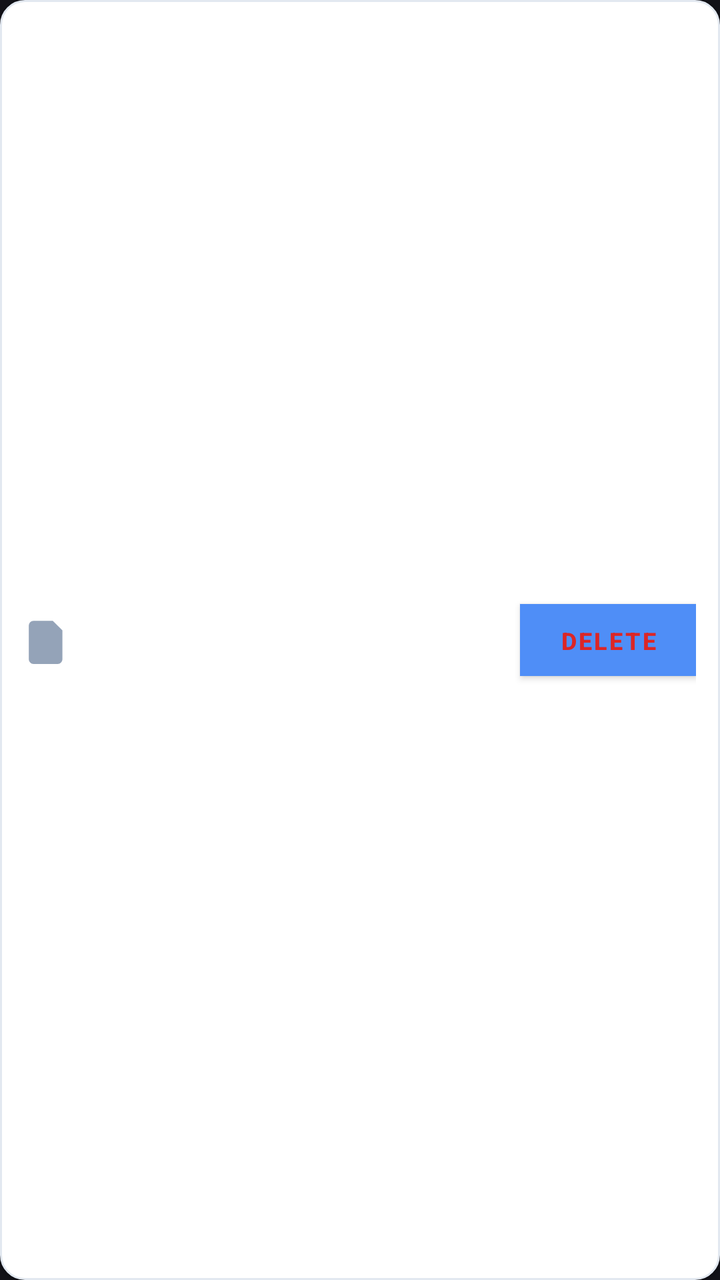
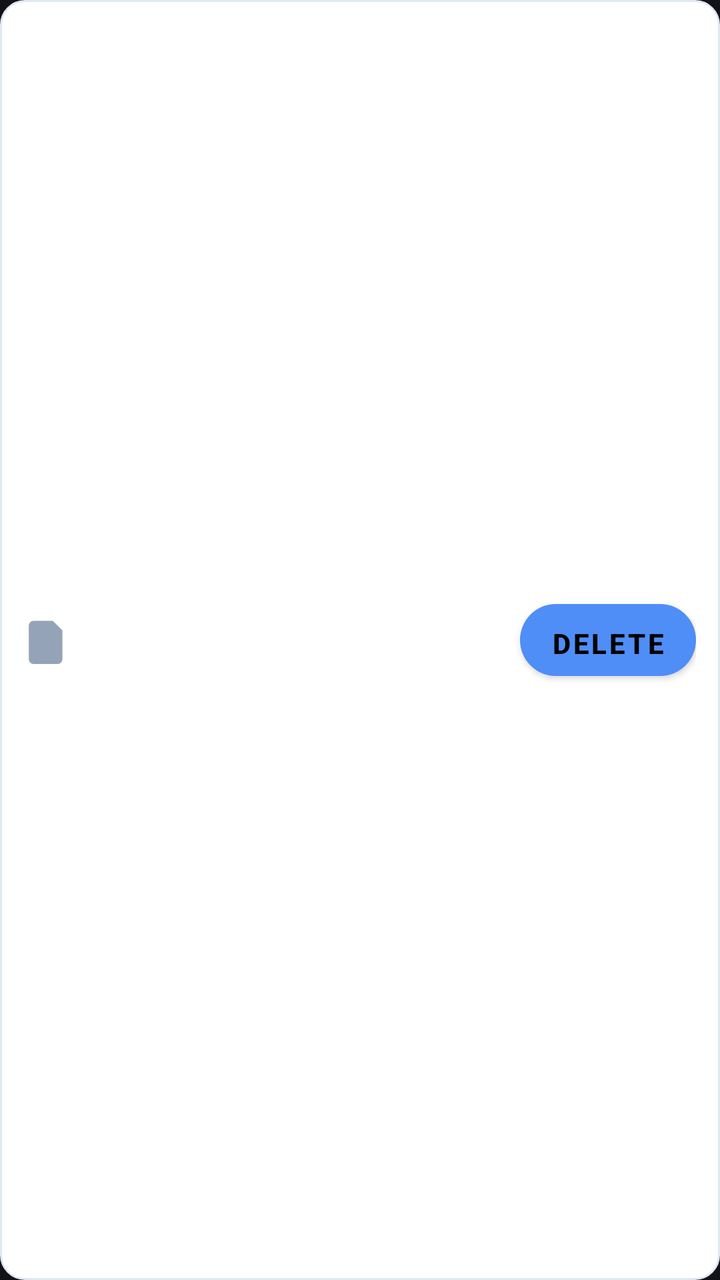

Screens rendered from an Android XML layout before and after an edit, with the pre-edit source and the edit as a unified diff.
<!-- AndroidManifest.xml: application theme Theme.StoreMeNative -->
<!-- res/layout/item_cleaner_result.xml -->
<?xml version="1.0" encoding="utf-8"?>
<LinearLayout xmlns:android="http://schemas.android.com/apk/res/android"
    android:layout_width="match_parent"
    android:layout_height="wrap_content"
    android:orientation="horizontal"
    android:padding="12dp"
    android:background="@drawable/bg_cleaner_item"
    android:layout_marginBottom="8dp"
    android:layout_marginHorizontal="4dp"
    android:elevation="1dp"
    android:gravity="center_vertical">

    <ImageView
        android:id="@+id/iconFile"
        android:layout_width="24dp"
        android:layout_height="24dp"
        android:src="@drawable/ic_file_text"
        android:tint="#94A3B8"
        android:layout_marginEnd="16dp"/>

    <LinearLayout
        android:layout_width="0dp"
        android:layout_height="wrap_content"
        android:layout_weight="1"
        android:orientation="vertical">
        <TextView
            android:id="@+id/textName"
            android:layout_width="wrap_content"
            android:layout_height="wrap_content"
            android:textColor="#0F172A"
            android:textSize="14sp"
            android:textStyle="bold"
            android:maxLines="1"
            android:ellipsize="middle"/>
        <TextView
            android:id="@+id/textReason"
            android:layout_width="wrap_content"
            android:layout_height="wrap_content"
            android:textColor="#DC2626"
            android:textSize="12sp"
            android:layout_marginTop="2dp"/>
    </LinearLayout>

    <Button
        android:id="@+id/btnDelete"
        android:layout_width="wrap_content"
        android:layout_height="36dp"
        android:background="#FEE2E2"
        android:text="DELETE"
        android:textColor="#DC2626"
        android:textSize="12sp"
        android:textStyle="bold"
        android:paddingHorizontal="12dp"
        android:layout_marginStart="16dp"/>

</LinearLayout>
<!-- resources referenced by this layout -->
<resources>
  <!-- drawable bg_cleaner_item (drawable) -->
  <?xml version="1.0" encoding="utf-8"?>
  <shape xmlns:android="http://schemas.android.com/apk/res/android">
      <solid android:color="#FFFFFF" />
      <corners android:radius="12dp" />
      <stroke android:width="1dp" android:color="#E2E8F0" />
  </shape>
  <!-- drawable ic_file_text (drawable) -->
  <vector xmlns:android="http://schemas.android.com/apk/res/android" android:width="40dp" android:height="40dp" android:viewportWidth="40" android:viewportHeight="40"><path android:pathData="M8 4h16l8 8v24c0 2.2-1.8 4-4 4H8c-2.2 0-4-1.8-4-4V8c0-2.2 1.8-4 4-4z" android:fillColor="#94A3B8"/><path android:pathData="M14 18h12v2H14zm0 4h12v2H14zm0 4h8v2h-8z" android:fillColor="#FFFFFF"/></vector>
  <style name="Theme.StoreMeNative" parent="Theme.MaterialComponents.DayNight.NoActionBar">
          <item name="android:windowBackground">@color/md3_bg</item>
          <item name="android:statusBarColor">@color/md3_bg</item>
          <item name="android:windowLightStatusBar">false</item>
          <item name="colorPrimary">@color/md3_primary</item>
          <item name="colorAccent">@color/md3_primary</item>
          
          
          <item name="colorControlHighlight">#33FFFFFF</item>
      </style>
  <color name="md3_bg">#121218</color>
  <color name="md3_primary">#4F8EF7</color>
</resources>

<!-- the commit's change to res/layout/item_cleaner_result.xml (unified diff, before → after) -->
@@ -1,14 +1,14 @@
 <?xml version="1.0" encoding="utf-8"?>
 <LinearLayout xmlns:android="http://schemas.android.com/apk/res/android"
-    android:layout_width="match_parent"
-    android:layout_height="wrap_content"
-    android:orientation="horizontal"
-    android:padding="12dp"
-    android:background="@drawable/bg_cleaner_item"
-    android:layout_marginBottom="8dp"
-    android:layout_marginHorizontal="4dp"
-    android:elevation="1dp"
-    android:gravity="center_vertical">
+        android:layout_width="match_parent"
+        android:layout_height="wrap_content"
+        android:orientation="horizontal"
+        android:padding="12dp"
+        android:background="@drawable/bg_cleaner_item"
+        android:layout_marginBottom="8dp"
+        android:layout_marginHorizontal="4dp"
+        android:elevation="0dp"
+        android:gravity="center_vertical">
 
     <ImageView
         android:id="@+id/iconFile"
@@ -24,31 +24,32 @@
         android:layout_weight="1"
         android:orientation="vertical">
         <TextView
-            android:id="@+id/textName"
-            android:layout_width="wrap_content"
-            android:layout_height="wrap_content"
-            android:textColor="#0F172A"
-            android:textSize="14sp"
-            android:textStyle="bold"
-            android:maxLines="1"
-            android:ellipsize="middle"/>
+        android:id="@+id/textName"
+        android:layout_width="wrap_content"
+        android:layout_height="wrap_content"
+        android:textColor="#0F172A"
+        android:textSize="11sp"
+        android:textStyle="bold"
+        android:maxLines="1"
+        android:ellipsize="middle"/>
         <TextView
-            android:id="@+id/textReason"
-            android:layout_width="wrap_content"
-            android:layout_height="wrap_content"
-            android:textColor="#DC2626"
-            android:textSize="12sp"
-            android:layout_marginTop="2dp"/>
+        android:id="@+id/textReason"
+        android:layout_width="wrap_content"
+        android:layout_height="wrap_content"
+        android:textColor="#DC2626"
+        android:textSize="11sp"
+        android:layout_marginTop="2dp"/>
     </LinearLayout>
 
     <Button
+        android:background="@drawable/bg_md3_button"
+        android:textColor="#000000"
+        android:textAllCaps="false"
+        android:textSize="14sp"
         android:id="@+id/btnDelete"
         android:layout_width="wrap_content"
         android:layout_height="36dp"
-        android:background="#FEE2E2"
         android:text="DELETE"
-        android:textColor="#DC2626"
-        android:textSize="12sp"
         android:textStyle="bold"
         android:paddingHorizontal="12dp"
         android:layout_marginStart="16dp"/>
<!-- resource entries referenced after the edit -->
@@ -6,6 +6,12 @@
       <solid android:color="#FFFFFF" />
       <corners android:radius="12dp" />
       <stroke android:width="1dp" android:color="#E2E8F0" />
+  </shape>
+  <!-- drawable bg_md3_button (drawable) -->
+  <?xml version="1.0" encoding="utf-8"?>
+  <shape xmlns:android="http://schemas.android.com/apk/res/android" android:shape="rectangle">
+      <solid android:color="@color/md3_primary" />
+      <corners android:radius="20dp" />
   </shape>
   <!-- drawable ic_file_text (drawable) -->
   <vector xmlns:android="http://schemas.android.com/apk/res/android" android:width="40dp" android:height="40dp" android:viewportWidth="40" android:viewportHeight="40"><path android:pathData="M8 4h16l8 8v24c0 2.2-1.8 4-4 4H8c-2.2 0-4-1.8-4-4V8c0-2.2 1.8-4 4-4z" android:fillColor="#94A3B8"/><path android:pathData="M14 18h12v2H14zm0 4h12v2H14zm0 4h8v2h-8z" android:fillColor="#FFFFFF"/></vector>
